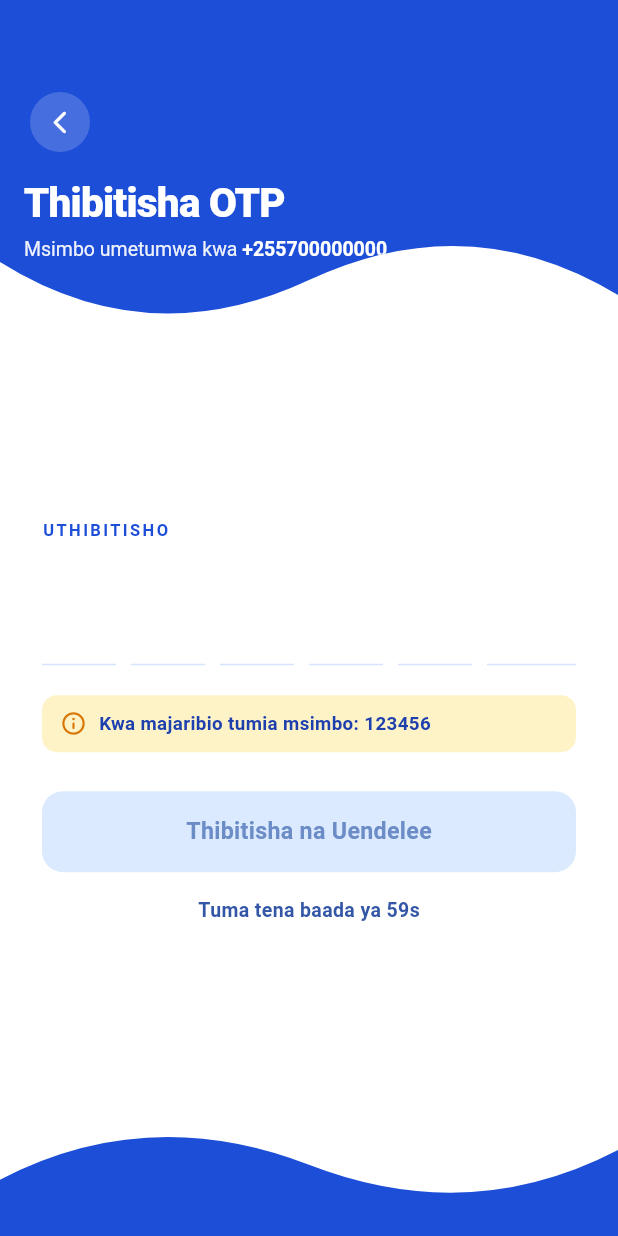
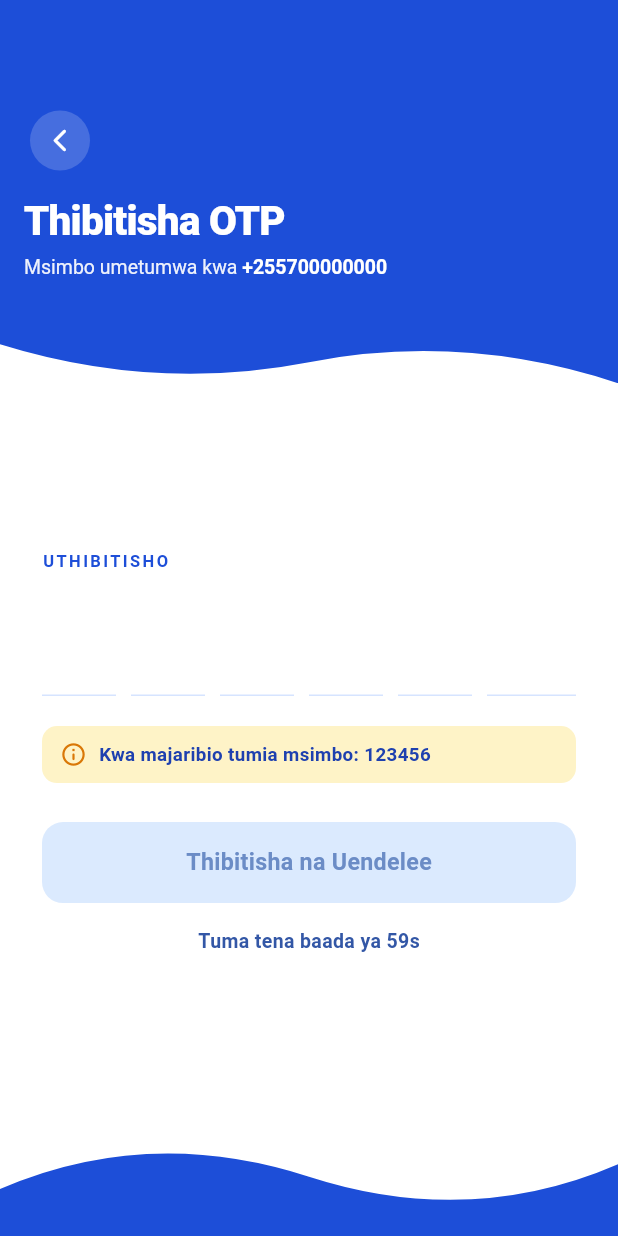
Before and after one commit to APKnation/nikodishe, a Flutter app: the OtpScreen screen opened by its route, on a phone screen of 412 x 824 dp. Run offline on Flutter 3.47's test engine with Material 3 defaults, Android fonts, the phone set to English and light mode, and no system bars; our stand-ins replace flutter_riverpod, go_router, image_picker; network calls fail.

Commit message:
improved ui and ux

```diff
--- a/lib/core/widgets/wave_header.dart
+++ b/lib/core/widgets/wave_header.dart
@@ -40,22 +40,24 @@ class _WaveClipper extends CustomClipper<Path> {
   @override
   Path getClip(Size size) {
     final path = Path();
-    path.lineTo(0, size.height - 56);
-    // Left valley → center peak
+    path.moveTo(0, 0);
+    path.lineTo(size.width, 0);
+    // Blue fills all the way down to the corners; the bottom edge is a
+    // gentle wave so the white form area never climbs up into the header.
+    path.lineTo(size.width, size.height);
     path.quadraticBezierTo(
-      size.width * 0.24,
+      size.width * 0.75,
+      size.height - 34,
+      size.width * 0.50,
+      size.height - 14,
+    );
+    path.quadraticBezierTo(
+      size.width * 0.25,
       size.height + 6,
-      size.width * 0.5,
-      size.height - 44,
+      0,
+      size.height - 26,
     );
-    // Center peak → right valley
-    path.quadraticBezierTo(
-      size.width * 0.76,
-      size.height - 94,
-      size.width,
-      size.height - 34,
-    );
-    path.lineTo(size.width, 0);
+    path.lineTo(0, size.height);
     path.close();
     return path;
   }
--- a/lib/features/auth/presentation/screens/otp_screen.dart
+++ b/lib/features/auth/presentation/screens/otp_screen.dart
@@ -118,8 +118,8 @@ class _OtpScreenState extends ConsumerState<OtpScreen> {
     final size = MediaQuery.sizeOf(context);
     final bool compact = size.height < 700 || size.width < 360;
     final double headerHeight =
-        (size.height * (compact ? 0.26 : 0.28)).clamp(160.0, 242.0).toDouble();
-    final double waveHeight = (size.height * 0.12).clamp(70.0, 112.0).toDouble();
+        (size.height * (compact ? 0.29 : 0.31)).clamp(170.0, 268.0).toDouble();
+    final double waveHeight = (size.height * 0.10).clamp(62.0, 100.0).toDouble();
     final double hPad = size.width < 360 ? 20 : 28;
 
     return Scaffold(
--- a/lib/features/auth/presentation/screens/phone_screen.dart
+++ b/lib/features/auth/presentation/screens/phone_screen.dart
@@ -52,8 +52,8 @@ class _PhoneScreenState extends ConsumerState<PhoneScreen> {
     final size = MediaQuery.sizeOf(context);
     final bool compact = size.height < 700 || size.width < 360;
     final double headerHeight =
-        (size.height * (compact ? 0.30 : 0.33)).clamp(178.0, 282.0).toDouble();
-    final double waveHeight = (size.height * 0.13).clamp(74.0, 120.0).toDouble();
+        (size.height * (compact ? 0.34 : 0.37)).clamp(205.0, 320.0).toDouble();
+    final double waveHeight = (size.height * 0.10).clamp(62.0, 100.0).toDouble();
     final double hPad = size.width < 360 ? 20 : 28;
 
     return Scaffold(
--- a/lib/features/auth/presentation/screens/register_screen.dart
+++ b/lib/features/auth/presentation/screens/register_screen.dart
@@ -87,8 +87,8 @@ class _RegisterScreenState extends ConsumerState<RegisterScreen> {
     final size = MediaQuery.sizeOf(context);
     final bool compact = size.height < 720 || size.width < 360;
     final double headerHeight =
-        (size.height * (compact ? 0.27 : 0.29)).clamp(166.0, 250.0).toDouble();
-    final double waveHeight = (size.height * 0.12).clamp(70.0, 112.0).toDouble();
+        (size.height * (compact ? 0.30 : 0.32)).clamp(175.0, 275.0).toDouble();
+    final double waveHeight = (size.height * 0.10).clamp(62.0, 100.0).toDouble();
     final double hPad = size.width < 360 ? 20 : 28;
 
     return Scaffold(
```
